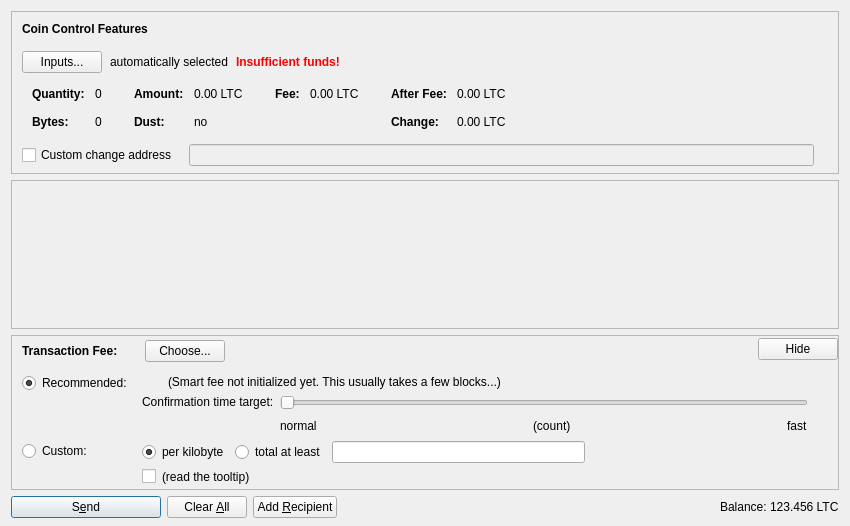
Before: the Qt Designer form src/qt/forms/sendcoinsdialog.ui in Azivar/AzzyCoin, drawn with Qt 5.
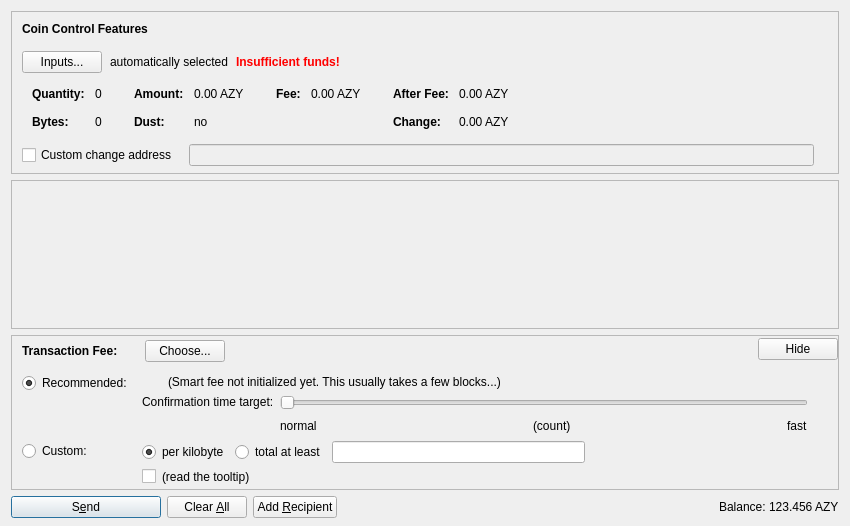
After: the same form once the commit is applied. Icons and pictures are not drawn. Custom widgets are drawn as their Qt base class.

```diff
--- a/src/qt/forms/sendcoinsdialog.ui
+++ b/src/qt/forms/sendcoinsdialog.ui
@@ -324,7 +324,7 @@
                   <enum>Qt::ActionsContextMenu</enum>
                  </property>
                  <property name="text">
-                  <string notr="true">0.00 LTC</string>
+                  <string notr="true">0.00 AZY</string>
                  </property>
                  <property name="textInteractionFlags">
                   <set>Qt::LinksAccessibleByMouse|Qt::TextSelectableByKeyboard|Qt::TextSelectableByMouse</set>
@@ -404,7 +404,7 @@
                   <enum>Qt::ActionsContextMenu</enum>
                  </property>
                  <property name="text">
-                  <string notr="true">0.00 LTC</string>
+                  <string notr="true">0.00 AZY</string>
                  </property>
                  <property name="textInteractionFlags">
                   <set>Qt::LinksAccessibleByMouse|Qt::TextSelectableByKeyboard|Qt::TextSelectableByMouse</set>
@@ -455,7 +455,7 @@
                   <enum>Qt::ActionsContextMenu</enum>
                  </property>
                  <property name="text">
-                  <string notr="true">0.00 LTC</string>
+                  <string notr="true">0.00 AZY</string>
                  </property>
                  <property name="textInteractionFlags">
                   <set>Qt::LinksAccessibleByMouse|Qt::TextSelectableByKeyboard|Qt::TextSelectableByMouse</set>
@@ -484,7 +484,7 @@
                   <enum>Qt::ActionsContextMenu</enum>
                  </property>
                  <property name="text">
-                  <string notr="true">0.00 LTC</string>
+                  <string notr="true">0.00 AZY</string>
                  </property>
                  <property name="textInteractionFlags">
                   <set>Qt::LinksAccessibleByMouse|Qt::TextSelectableByKeyboard|Qt::TextSelectableByMouse</set>
@@ -1290,7 +1290,7 @@
           <cursorShape>IBeamCursor</cursorShape>
          </property>
          <property name="text">
-          <string notr="true">123.456 LTC</string>
+          <string notr="true">123.456 AZY</string>
          </property>
          <property name="textInteractionFlags">
           <set>Qt::LinksAccessibleByMouse|Qt::TextSelectableByKeyboard|Qt::TextSelectableByMouse</set>
```
